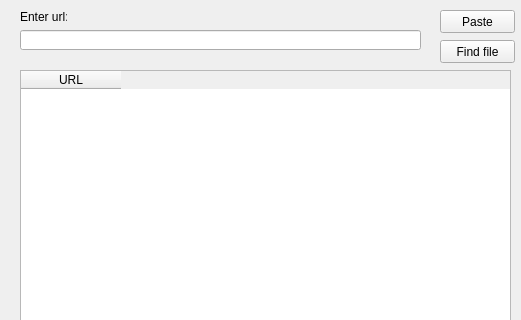
Before: the Qt Designer form ui/main_download.ui in RavenVl/pyDownload, drawn with Qt 5; both pictures show x 0 to 521 and y 0 to 320 of the 521 by 563 pixel window.
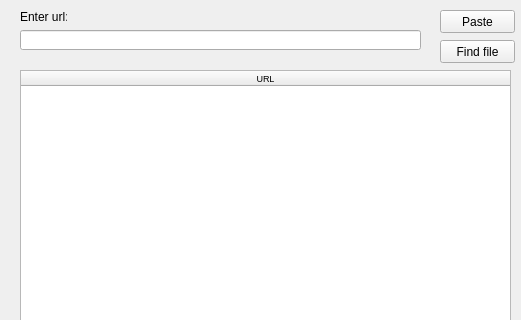
After: the same form once the commit is applied.

Commit message: add find file in window

Patch:
```diff
--- a/ui/main_download.ui
+++ b/ui/main_download.ui
@@ -46,10 +46,21 @@
       <height>261</height>
      </rect>
     </property>
+    <attribute name="horizontalHeaderCascadingSectionResizes">
+     <bool>true</bool>
+    </attribute>
+    <attribute name="horizontalHeaderStretchLastSection">
+     <bool>true</bool>
+    </attribute>
     <column>
      <property name="text">
       <string>URL</string>
      </property>
+     <property name="font">
+      <font>
+       <pointsize>7</pointsize>
+      </font>
+     </property>
     </column>
    </widget>
    <widget class="QPushButton" name="downloadButton">
```
The commit also changes 3 other files.
